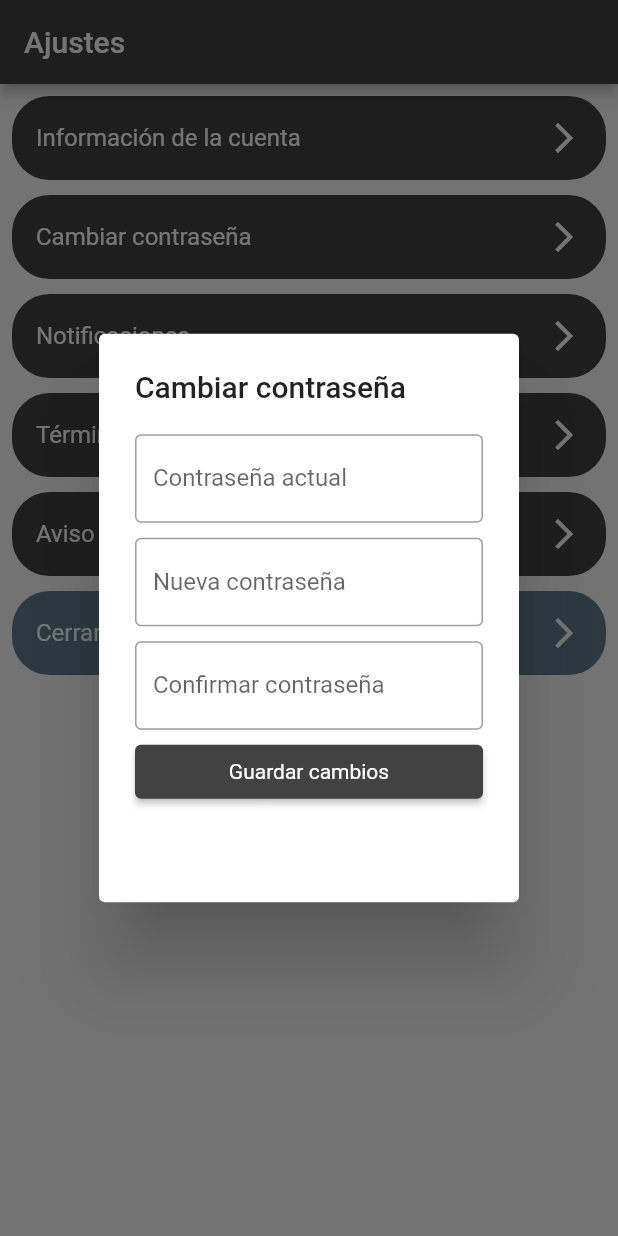
After one commit to ronal2s/app-writer, a Flutter app: the SettingsView screen opened directly, after a tap on "Cambiar contraseña", on a phone screen of 412 x 824 dp. The commit adds this screen. Run offline on Flutter 3.47's test engine with Material 2 defaults, Android fonts, the phone set to English and light mode, and no system bars; our stand-ins replace backdrop, badges, charts_flutter, flutter_map, flutter_svg, latlong and 3 more; missing offline and left inert: encrypt; accounts and stored records are empty; project files that could hold a hidden picture were left out.

Commit message:
settings view

```diff
--- a/lib/views/baul/baul.view.dart
+++ b/lib/views/baul/baul.view.dart
@@ -6,10 +6,9 @@ import 'package:cuts/views/journal/journal_form.view.dart';
 import 'package:cuts/widgets/elevated_button.dart';
 import 'package:cuts/widgets/keyboard_container.dart';
 import 'package:cuts/widgets/text.dart';
-import 'package:cuts/widgets/textfield.dart';
 import 'package:flutter/material.dart';
-import 'package:lottie/lottie.dart';
 
+// ignore: must_be_immutable
 class BaulView extends StatelessWidget {
   String answer1 = '';
   String answer2 = '';
--- a/lib/views/baul/components/baulCard.dart
+++ b/lib/views/baul/components/baulCard.dart
@@ -1,5 +1,4 @@
 import 'package:cuts/utils/const.dart';
-import 'package:cuts/widgets/keyboard_container.dart';
 import 'package:cuts/widgets/text.dart';
 import 'package:cuts/widgets/textfield.dart';
 import 'package:flutter/material.dart';
--- a/lib/views/container/container.view.dart
+++ b/lib/views/container/container.view.dart
@@ -1,6 +1,7 @@
 import 'package:cuts/utils/const.dart';
 import 'package:cuts/utils/functions.dart';
 import 'package:cuts/views/home/home.view.dart';
+import 'package:cuts/views/settings/settings.view.dart';
 import 'package:cuts/views/welcome/welcome.view.dart';
 import 'package:cuts/widgets/circle_button.dart';
 import 'package:cuts/widgets/text.dart';
@@ -123,6 +124,9 @@ class _ContainerViewState extends State<ContainerView> {
                   color: PRIMARY_COLOR,
                 ),
                 color: SECONDARY_COLOR,
+                onPressed: () {
+                  pushView(context, view: SettingsView());
+                },
               ),
             ],
           ),
--- /dev/null
+++ b/lib/views/settings/components/settingsButton.dart
@@ -0,0 +1,36 @@
+import 'package:cuts/utils/const.dart';
+import 'package:cuts/widgets/text.dart';
+import 'package:flutter/material.dart';
+
+class SettingsButton extends StatelessWidget {
+  final String text;
+  final Function onPressed;
+  final Color color;
+
+  SettingsButton({
+    @required this.text,
+    this.onPressed,
+    this.color,
+  });
+
+  @override
+  Widget build(BuildContext context) {
+    return Container(
+      margin: EdgeInsets.only(bottom: DEFAULT_SPACE),
+      decoration: BoxDecoration(
+          color: color is Color ? color : PRIMARY_COLOR,
+          borderRadius: BorderRadius.circular(25)),
+      child: ListTile(
+        title: MyText(
+          text,
+          color: Colors.white,
+        ),
+        trailing: Icon(
+          Icons.arrow_forward_ios,
+          color: Colors.white,
+        ),
+        onTap: onPressed is Function ? onPressed : () {},
+      ),
+    );
+  }
+}
--- /dev/null
+++ b/lib/views/settings/settings.view.dart
@@ -0,0 +1,111 @@
+import 'package:cuts/utils/const.dart';
+import 'package:cuts/utils/functions.dart';
+import 'package:cuts/views/settings/components/settingsButton.dart';
+import 'package:cuts/views/terms/privacity.view.dart';
+import 'package:cuts/views/terms/terms.view.dart';
+import 'package:cuts/views/welcome/welcome.view.dart';
+import 'package:cuts/widgets/elevated_button.dart';
+import 'package:cuts/widgets/textfield.dart';
+import 'package:flutter/material.dart';
+
+class SettingsView extends StatelessWidget {
+  @override
+  Widget build(BuildContext context) {
+    Size size = MediaQuery.of(context).size;
+
+    void showAccountInfo() {
+      showAlert(context,
+          title: 'Información de la cuenta',
+          content: SizedBox(
+            height: size.height * 0.15,
+            child: Column(
+              children: [
+                MyTextField(
+                  label: 'Nombre',
+                  border: OutlineInputBorder(),
+                ),
+                SizedBox(height: DEFAULT_SPACE),
+                MyElevatedButton(
+                  fullWidth: true,
+                  text: 'Guardar cambios',
+                  onPressed: () {
+                    popView(context);
+                  },
+                )
+              ],
+            ),
+          ));
+    }
+
+    void showChangePassword() {
+      showAlert(context,
+          title: 'Cambiar contraseña',
+          content: SizedBox(
+            height: size.height * 0.33,
+            child: Column(
+              children: [
+                MyTextField(
+                  label: 'Contraseña actual',
+                  border: OutlineInputBorder(),
+                ),
+                SizedBox(height: DEFAULT_SPACE),
+                MyTextField(
+                  label: 'Nueva contraseña',
+                  border: OutlineInputBorder(),
+                ),
+                SizedBox(height: DEFAULT_SPACE),
+                MyTextField(
+                  label: 'Confirmar contraseña',
+                  border: OutlineInputBorder(),
+                ),
+                SizedBox(height: DEFAULT_SPACE),
+                MyElevatedButton(
+                  fullWidth: true,
+                  text: 'Guardar cambios',
+                  onPressed: () {
+                    popView(context);
+                  },
+                )
+              ],
+            ),
+          ));
+    }
+
+    return Scaffold(
+      appBar: AppBar(
+        title: Text('Ajustes'),
+      ),
+      body: Container(
+        padding: EdgeInsets.all(DEFAULT_PADDING),
+        child: SingleChildScrollView(
+          child: Column(
+            children: [
+              SettingsButton(
+                text: 'Información de la cuenta',
+                onPressed: showAccountInfo,
+              ),
+              SettingsButton(
+                text: 'Cambiar contraseña',
+                onPressed: showChangePassword,
+              ),
+              SettingsButton(text: 'Notificaciones'),
+              SettingsButton(text: 'Términos & Condiciones', onPressed: () {
+                pushView(context, view: TermsView());
+              },),
+              SettingsButton(text: 'Aviso de privacidad', onPressed: () {
+                pushView(context, view: PrivacityView());
+              },),
+              SettingsButton(
+                text: 'Cerrar sesión',
+                color: Colors.blueGrey,
+                onPressed: () {
+                  replaceView(context, view: WelcomeView());
+                },
+              ),
+            ],
+          ),
+        ),
+      ),
+    );
+  }
+}
```
Also changed, not shown: lib/views/terms/privacity.view.dart (added, +25 -0 lines), lib/views/terms/terms.view.dart (added, +25 -0 lines).
